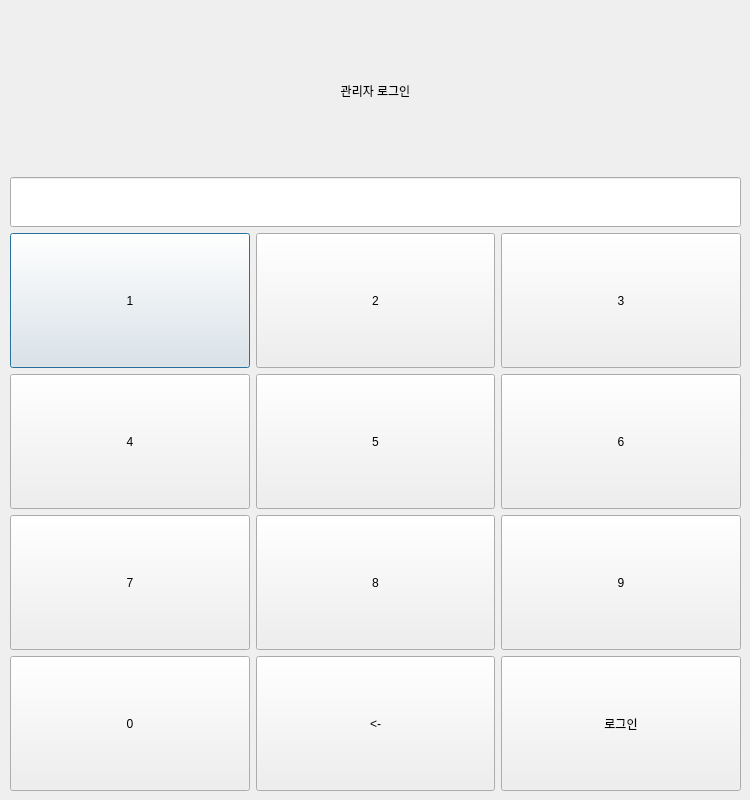
This is QT/MyMaru/admin.ui in leejk91/CPlusPlus_Practice as Qt 5 draws it before an edit. The edited form follows.
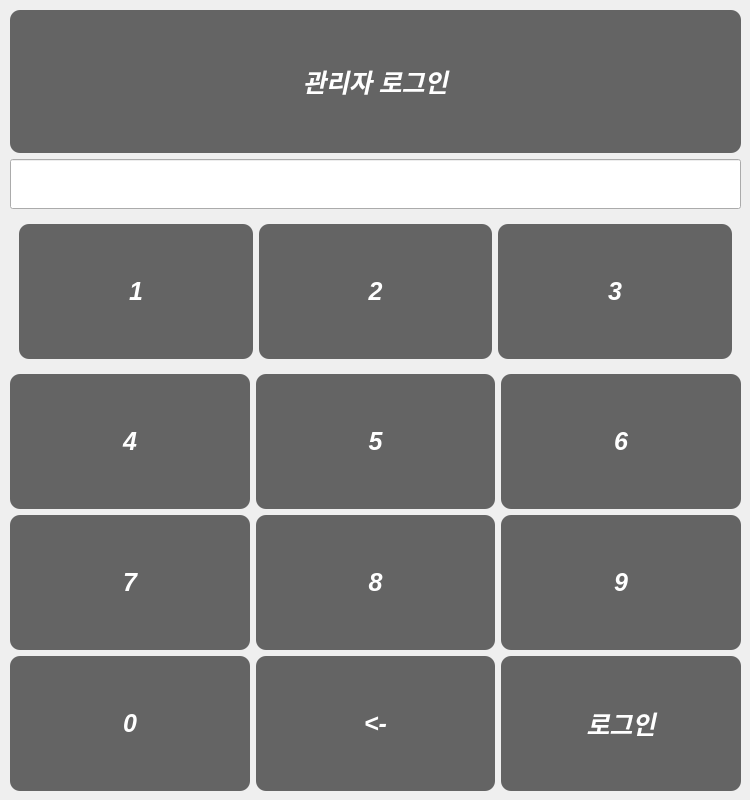
This is the edited form. Icons and pictures are not drawn.

Diff of the .ui file:
```diff
--- a/QT/MyMaru/admin.ui
+++ b/QT/MyMaru/admin.ui
@@ -13,7 +13,28 @@
   <property name="windowTitle">
    <string>Dialog</string>
   </property>
-  <widget class="QWidget" name="verticalLayoutWidget">
+  <property name="styleSheet">
+   <string notr="true">QPushButton
+{
+	border-radius: 10px;
+	padding: 2px; 
+	background-color: rgb(100,100,100);
+	font: bold italic 25px;
+	color: white;
+}
+
+QLabel
+{
+  border-radius: 10px;
+	padding: 2px; 
+	background-color: rgb(100,100,100);
+	font: bold italic 25px;
+	color: white;
+}
+
+</string>
+  </property>
+  <widget class="QWidget" name="verticalWidget" native="true">
    <property name="geometry">
     <rect>
      <x>10</x>
@@ -22,6 +43,9 @@
      <height>781</height>
     </rect>
    </property>
+   <property name="styleSheet">
+    <string notr="true"/>
+   </property>
    <layout class="QVBoxLayout" name="verticalLayout">
     <item>
      <widget class="QLabel" name="label">
@@ -56,6 +80,10 @@
      </widget>
     </item>
     <item>
+     <widget class="QWidget" name="" native="true">
+      <property name="styleSheet">
+       <string notr="true"/>
+      </property>
      <layout class="QHBoxLayout" name="horizontalLayout">
       <item>
        <widget class="QPushButton" name="pushButton_2">
@@ -65,6 +93,25 @@
           <height>135</height>
          </size>
         </property>
+         <property name="styleSheet">
+          <string notr="true">#pushButton_2
+{
+	border-radius: 10px;
+	padding: 2px; 
+	background-color: rgb(100,100,100);
+	font: bold italic 25px;
+	color: white;
+	
+}
+#pushButton:pressed
+{
+	border-radius: 10px;
+	padding: 2px;
+	background-image: url(:images/dog.png);
+	font: bold italic 10px;
+	color: black;
+}</string>
+         </property>
         <property name="text">
          <string>1</string>
         </property>
@@ -97,6 +144,7 @@
        </widget>
       </item>
      </layout>
+     </widget>
     </item>
     <item>
      <layout class="QHBoxLayout" name="horizontalLayout_2">
```
Lines whose indentation alone changed are shown as unchanged.
